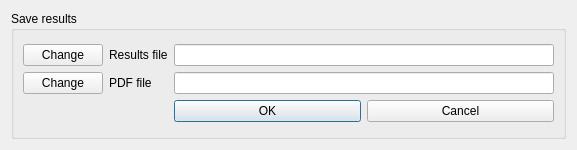
Before: the Qt Designer form gui/ui/selectResultOutput.ui in syncope/adapt, drawn with Qt 5.
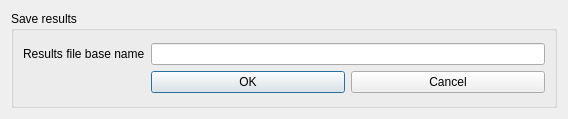
After: the same form once the commit is applied.

Commit message: + reduce the gui to the important parts

The edit to the form file:
```diff
--- a/gui/ui/selectResultOutput.ui
+++ b/gui/ui/selectResultOutput.ui
@@ -6,8 +6,8 @@
    <rect>
     <x>0</x>
     <y>0</y>
-    <width>577</width>
-    <height>150</height>
+    <width>568</width>
+    <height>119</height>
    </rect>
   </property>
   <property name="windowTitle">
@@ -40,50 +40,21 @@
           </item>
          </layout>
         </item>
+        <item row="2" column="2">
+         <widget class="QLabel" name="label">
+          <property name="text">
+           <string>Results file base name</string>
+          </property>
+         </widget>
+        </item>
         <item row="3" column="1">
          <layout class="QHBoxLayout" name="horizontalLayout_3"/>
         </item>
-        <item row="0" column="3">
-         <widget class="QLineEdit" name="resultFilename"/>
-        </item>
         <item row="2" column="1">
-         <layout class="QHBoxLayout" name="horizontalLayout_12">
-          <item>
-           <widget class="QPushButton" name="choosePDFFile">
-            <property name="text">
-             <string>Change</string>
-            </property>
-           </widget>
-          </item>
-         </layout>
+         <layout class="QHBoxLayout" name="horizontalLayout_12"/>
         </item>
         <item row="2" column="3">
-         <layout class="QHBoxLayout" name="horizontalLayout_2">
-          <item>
-           <widget class="QLineEdit" name="pdfFilename"/>
-          </item>
-         </layout>
-        </item>
-        <item row="0" column="1">
-         <widget class="QPushButton" name="chooseResultFile">
-          <property name="text">
-           <string>Change</string>
-          </property>
-         </widget>
-        </item>
-        <item row="0" column="2">
-         <widget class="QLabel" name="label">
-          <property name="text">
-           <string>Results file</string>
-          </property>
-         </widget>
-        </item>
-        <item row="2" column="2">
-         <widget class="QLabel" name="label_2">
-          <property name="text">
-           <string>PDF file</string>
-          </property>
-         </widget>
+         <widget class="QLineEdit" name="filename"/>
         </item>
        </layout>
       </item>
```
The commit also changes 1 other file.
